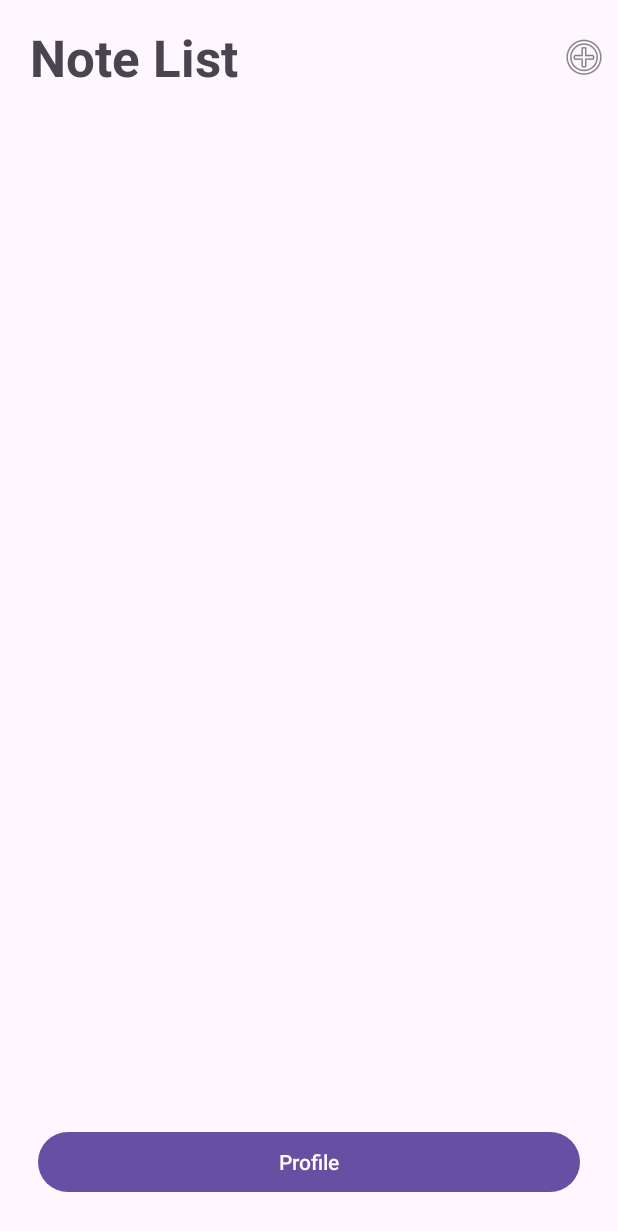
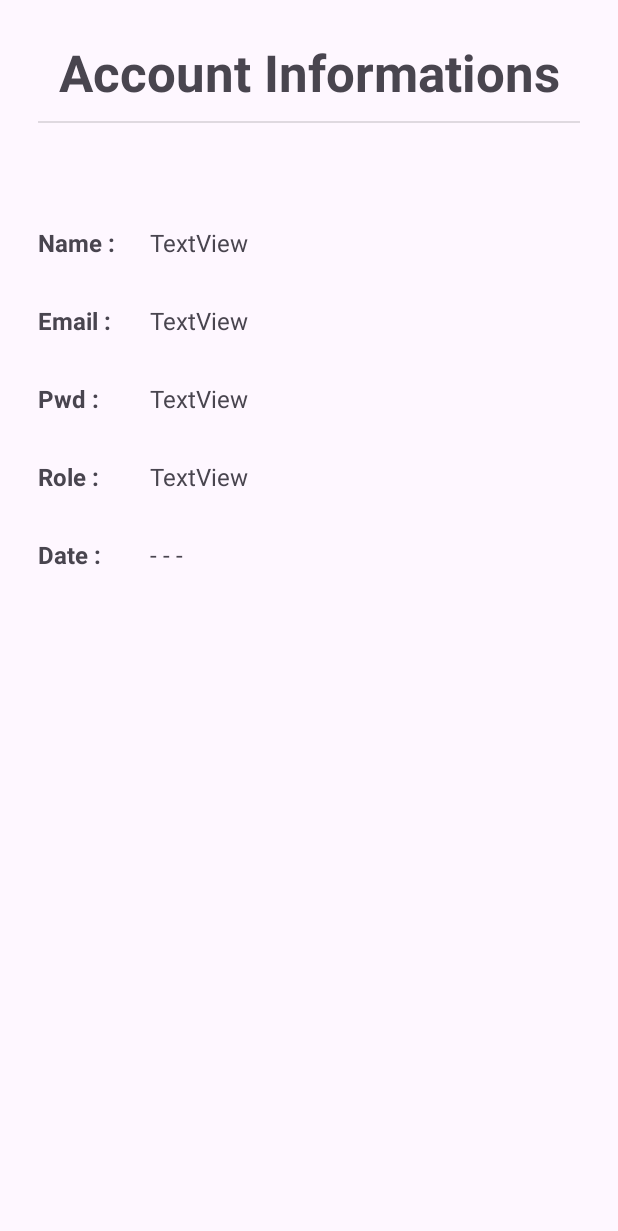
Before and after one commit to abidiwael94/Note-App-Mobile, an Android app: the NoteActivity screen opened directly, with no data from a screen before it, after a tap on "Profile", on a phone screen of 412 x 824 dp. Shown: the top 1231 px of the screen. Run offline under Robolectric (Android 15) with nearby library versions, the phone set to English and light mode, and no system bars; our stand-ins replace Firebase (no records; nobody signed in at launch, a user with empty details on screens opened directly); 4 statements that could not run were skipped.

Commit message:
create profile activity and show it from user and note activity

```diff
--- a/app/src/main/AndroidManifest.xml
+++ b/app/src/main/AndroidManifest.xml
@@ -28,6 +28,7 @@
         <activity android:name=".activities.UserActivity"/>
         <activity android:name=".activities.CreateNoteActivity" />
         <activity android:name=".activities.NoteDetailsActivity"/>
+        <activity android:name=".activities.ProfileActivity"/>
 
     </application>
 
--- a/app/src/main/java/com/example/note_app_mobile/activities/NoteActivity.java
+++ b/app/src/main/java/com/example/note_app_mobile/activities/NoteActivity.java
@@ -64,7 +64,9 @@ public class NoteActivity extends AppCompatActivity implements NoteActionListene
     private void profileButtonTapped() {
         Button profileButton = findViewById(R.id.userProfileButton);
         profileButton.setOnClickListener(v -> {
-
+            Intent intent = new Intent(NoteActivity.this, ProfileActivity.class);
+            intent.putExtra("user_extra", connecteduser);
+            startActivity(intent);
         });
     }
 
--- /dev/null
+++ b/app/src/main/java/com/example/note_app_mobile/activities/ProfileActivity.java
@@ -0,0 +1,48 @@
+package com.example.note_app_mobile.activities;
+
+import android.os.Bundle;
+import android.widget.TextView;
+
+import androidx.annotation.Nullable;
+import androidx.appcompat.app.AppCompatActivity;
+
+import com.example.note_app_mobile.R;
+import com.example.note_app_mobile.models.User;
+
+import java.text.SimpleDateFormat;
+import java.util.Date;
+import java.util.Locale;
+
+public class ProfileActivity extends AppCompatActivity {
+
+    private User user;
+
+    @Override
+    protected void onCreate(@Nullable Bundle savedInstanceState) {
+        super.onCreate(savedInstanceState);
+        setContentView(R.layout.activity_profile);
+
+        user = (User) getIntent().getSerializableExtra("user_extra");
+
+        TextView nameTextView, emailTextView, pwdTextView, roleTextView, dateTextView;
+
+        nameTextView = findViewById(R.id.profileName);
+        emailTextView = findViewById(R.id.profileEmail);
+        pwdTextView = findViewById(R.id.profilePwd);
+        roleTextView = findViewById(R.id.profileRole);
+        dateTextView = findViewById(R.id.profileDate);
+
+
+        SimpleDateFormat dateFormat = new SimpleDateFormat("dd MMMM yyyy", Locale.FRANCE);
+
+        nameTextView.setText(user.getName());
+        emailTextView.setText(user.getEmail());
+        pwdTextView.setText(user.getPassword());
+        roleTextView.setText(user.getRole());
+        dateTextView.setText("- - -");
+
+
+
+
+    }
+}
--- a/app/src/main/java/com/example/note_app_mobile/activities/UserActivity.java
+++ b/app/src/main/java/com/example/note_app_mobile/activities/UserActivity.java
@@ -88,7 +88,9 @@ public class UserActivity extends AppCompatActivity implements UserActionListene
     private void profileButtonTapped() {
         Button listNoteButton = findViewById(R.id.profileButton);
         listNoteButton.setOnClickListener(v -> {
-
+            Intent intent = new Intent(UserActivity.this, ProfileActivity.class);
+            intent.putExtra("user_extra", connecteduser);
+            startActivity(intent);
         });
     }
 
--- /dev/null
+++ b/app/src/main/res/layout/activity_profile.xml
@@ -0,0 +1,158 @@
+<?xml version="1.0" encoding="utf-8"?>
+<androidx.constraintlayout.widget.ConstraintLayout xmlns:android="http://schemas.android.com/apk/res/android"
+    xmlns:app="http://schemas.android.com/apk/res-auto"
+    xmlns:tools="http://schemas.android.com/tools"
+    android:layout_width="match_parent"
+    android:layout_height="match_parent">
+
+    <TextView
+        android:id="@+id/TV0"
+        android:layout_width="wrap_content"
+        android:layout_height="wrap_content"
+        android:layout_marginStart="25dp"
+        android:layout_marginTop="25dp"
+        android:layout_marginEnd="25dp"
+        android:text="Account Informations"
+        android:textSize="34sp"
+        android:textStyle="bold"
+        app:layout_constraintEnd_toEndOf="parent"
+        app:layout_constraintStart_toStartOf="parent"
+        app:layout_constraintTop_toTopOf="parent" />
+
+    <TextView
+        android:id="@+id/TV1"
+        android:layout_width="wrap_content"
+        android:layout_height="wrap_content"
+        android:layout_marginStart="25dp"
+        android:layout_marginTop="80dp"
+        android:text="Name :"
+        android:textSize="16sp"
+        android:textStyle="bold"
+        app:layout_constraintStart_toStartOf="parent"
+        app:layout_constraintTop_toBottomOf="@+id/TV0" />
+
+    <TextView
+        android:id="@+id/profileName"
+        android:layout_width="0dp"
+        android:layout_height="wrap_content"
+        android:layout_marginStart="100dp"
+        android:layout_marginTop="80dp"
+        android:layout_marginEnd="25dp"
+        android:text="TextView"
+        android:textSize="16sp"
+        app:layout_constraintEnd_toEndOf="parent"
+        app:layout_constraintStart_toStartOf="parent"
+        app:layout_constraintTop_toBottomOf="@+id/TV0" />
+
+    <TextView
+        android:id="@+id/TV2"
+        android:layout_width="wrap_content"
+        android:layout_height="wrap_content"
+        android:layout_marginStart="25dp"
+        android:layout_marginTop="30dp"
+        android:text="Email :"
+        android:textSize="16sp"
+        android:textStyle="bold"
+        app:layout_constraintStart_toStartOf="parent"
+        app:layout_constraintTop_toBottomOf="@+id/TV1" />
+
+    <TextView
+        android:id="@+id/profileEmail"
+        android:layout_width="0dp"
+        android:layout_height="wrap_content"
+        android:layout_marginStart="100dp"
+        android:layout_marginTop="30dp"
+        android:layout_marginEnd="25dp"
+        android:text="TextView"
+        android:textSize="16sp"
+        app:layout_constraintEnd_toEndOf="parent"
+        app:layout_constraintStart_toStartOf="parent"
+        app:layout_constraintTop_toBottomOf="@+id/profileName" />
+
+    <TextView
+        android:id="@+id/TV5"
+        android:layout_width="wrap_content"
+        android:layout_height="wrap_content"
+        android:layout_marginStart="25dp"
+        android:layout_marginTop="30dp"
+        android:text="Pwd :"
+        android:textSize="16sp"
+        android:textStyle="bold"
+        app:layout_constraintStart_toStartOf="parent"
+        app:layout_constraintTop_toBottomOf="@+id/TV2" />
+
+    <TextView
+        android:id="@+id/profilePwd"
+        android:layout_width="0dp"
+        android:layout_height="wrap_content"
+        android:layout_marginStart="100dp"
+        android:layout_marginTop="30dp"
+        android:layout_marginEnd="25dp"
+        android:text="TextView"
+        android:textSize="16sp"
+        app:layout_constraintEnd_toEndOf="parent"
+        app:layout_constraintStart_toStartOf="parent"
+        app:layout_constraintTop_toBottomOf="@+id/profileEmail" />
+
+    <TextView
+        android:id="@+id/TV3"
+        android:layout_width="wrap_content"
+        android:layout_height="wrap_content"
+        android:layout_marginStart="25dp"
+        android:layout_marginTop="30dp"
+        android:text="Role :"
+        android:textSize="16sp"
+        android:textStyle="bold"
+        app:layout_constraintStart_toStartOf="parent"
+        app:layout_constraintTop_toBottomOf="@+id/TV5" />
+
+    <TextView
+        android:id="@+id/profileRole"
+        android:layout_width="0dp"
+        android:layout_height="wrap_content"
+        android:layout_marginStart="100dp"
+        android:layout_marginTop="30dp"
+        android:layout_marginEnd="25dp"
+        android:text="TextView"
+        android:textSize="16sp"
+        app:layout_constraintEnd_toEndOf="parent"
+        app:layout_constraintStart_toStartOf="parent"
+        app:layout_constraintTop_toBottomOf="@+id/profilePwd" />
+
+    <TextView
+        android:id="@+id/TV4"
+        android:layout_width="wrap_content"
+        android:layout_height="wrap_content"
+        android:layout_marginStart="25dp"
+        android:layout_marginTop="30dp"
+        android:text="Date :"
+        android:textSize="16sp"
+        android:textStyle="bold"
+        app:layout_constraintStart_toStartOf="parent"
+        app:layout_constraintTop_toBottomOf="@+id/TV3" />
+
+    <TextView
+        android:id="@+id/profileDate"
+        android:layout_width="0dp"
+        android:layout_height="wrap_content"
+        android:layout_marginStart="100dp"
+        android:layout_marginTop="30dp"
+        android:layout_marginEnd="25dp"
+        android:text="TextView"
+        android:textSize="16sp"
+        app:layout_constraintEnd_toEndOf="parent"
+        app:layout_constraintStart_toStartOf="parent"
+        app:layout_constraintTop_toBottomOf="@+id/profileRole" />
+
+    <View
+        android:id="@+id/divider4"
+        android:layout_width="0dp"
+        android:layout_height="1dp"
+        android:layout_marginStart="25dp"
+        android:layout_marginTop="10dp"
+        android:layout_marginEnd="25dp"
+        android:background="?android:attr/listDivider"
+        app:layout_constraintEnd_toEndOf="parent"
+        app:layout_constraintStart_toStartOf="parent"
+        app:layout_constraintTop_toBottomOf="@+id/TV0" />
+</androidx.constraintlayout.widget.ConstraintLayout>
```
